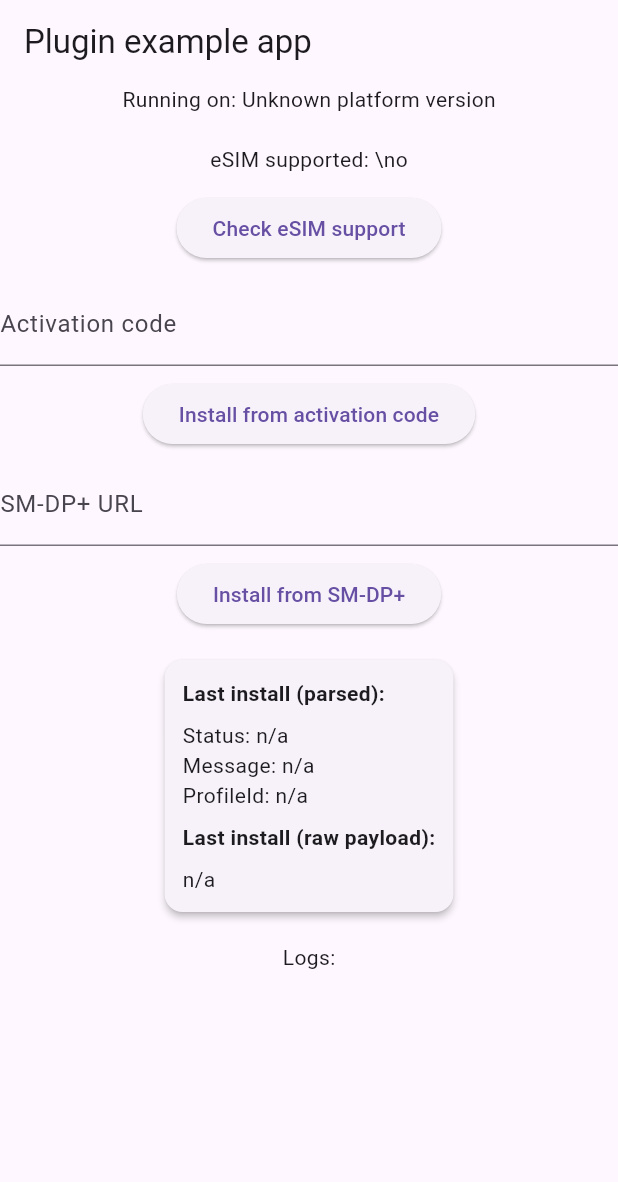
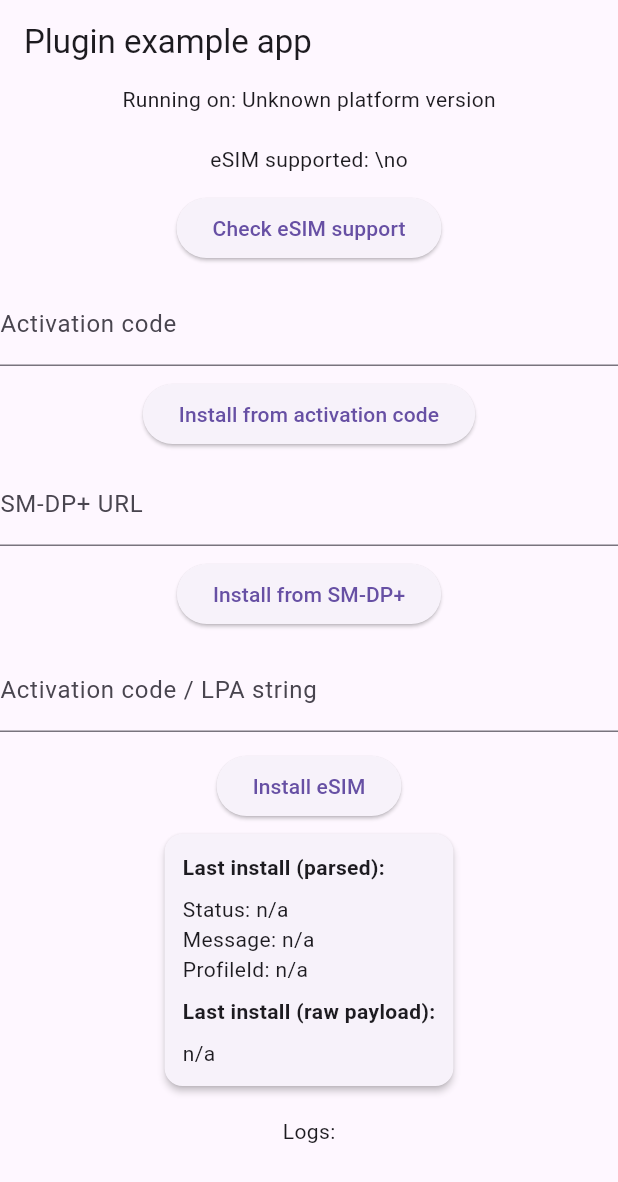
Before and after one commit to Elvin5002/esim_manager, a Flutter app: the screen it shows after launch, on a phone screen of 412 x 824 dp. Shown: the top 1182 px of the screen. Run offline on Flutter 3.47's test engine with Material 3 defaults, Android fonts, the phone set to English and light mode, and no system bars; our stand-ins replace plugin_platform_interface.

```diff
--- a/example/lib/main.dart
+++ b/example/lib/main.dart
@@ -1,3 +1,5 @@
+import 'dart:io';
+
 import 'package:esim_manager/esim_manager_platform_interface.dart';
 import 'package:flutter/material.dart';
 import 'dart:async';
@@ -21,6 +23,7 @@ class _MyAppState extends State<MyApp> {
   String _platformVersion = 'Unknown';
   bool _isEsimSupported = false;
   final _esimManagerPlugin = EsimManager();
+  String status = 'Idle';
 
   final TextEditingController _activationController = TextEditingController();
   final TextEditingController _smdpController = TextEditingController();
@@ -88,6 +91,27 @@ class _MyAppState extends State<MyApp> {
     setState(() {
       _platformVersion = platformVersion;
     });
+  }
+
+  Future<void> _install() async {
+    final code = _activationController.text.trim();
+    if (code.isEmpty) {
+      setState(() => status = 'Activation code is empty');
+      return;
+    }
+
+    setState(() => status = 'Starting install…');
+
+    if (Platform.isIOS) {
+      final ok = await _esimManagerPlugin.installIosViaLpa(code);
+      setState(() => status = ok
+          ? 'Redirected to iOS eSIM installer'
+          : 'Failed to open iOS installer');
+      return;
+    }
+
+    final res = await _esimManagerPlugin.installFromActivationCode(code);
+    setState(() => status = '${res.status}: ${res.message ?? ''}');
   }
 
   Future<void> checkEsimSupport() async {
@@ -165,6 +189,17 @@ class _MyAppState extends State<MyApp> {
                 child: const Text('Install from SM‑DP+')
               ),
               const SizedBox(height: 12),
+              TextField(
+                controller: _activationController,
+                decoration: const InputDecoration(
+                  labelText: 'Activation code / LPA string',
+                ),
+              ),
+              const SizedBox(height: 12),
+              ElevatedButton(
+                onPressed: _install,
+                child: const Text('Install eSIM'),
+              ),
 
               // Parsed install result panel
               Card(
--- a/pubspec.yaml
+++ b/pubspec.yaml
@@ -1,6 +1,6 @@
 name: esim_manager
 description: Flutter plugin to check eSIM support and install eSIM using system flows.
-version: 0.0.1
+version: 0.0.2
 
 homepage: https://github.com/Elvin5002/esim_manager.git
 repository: https://github.com/Elvin5002/esim_manager.git
```
Also changed, not shown: 3 other files.
